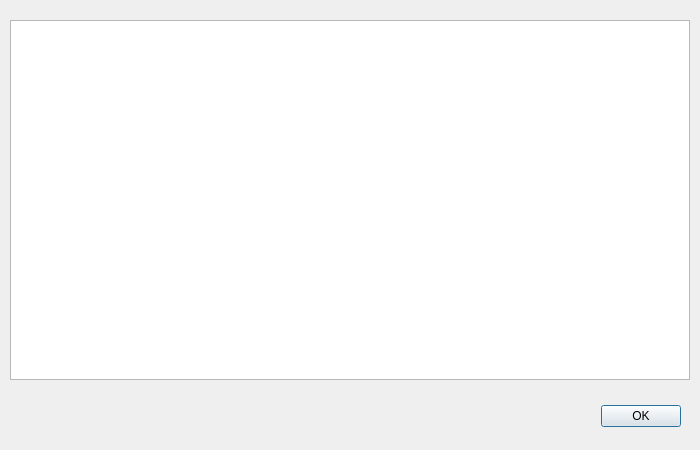
This is reportdialog.ui in mmiller142/CS1C-Group-Project as Qt 5 draws it before an edit. The edited form follows.
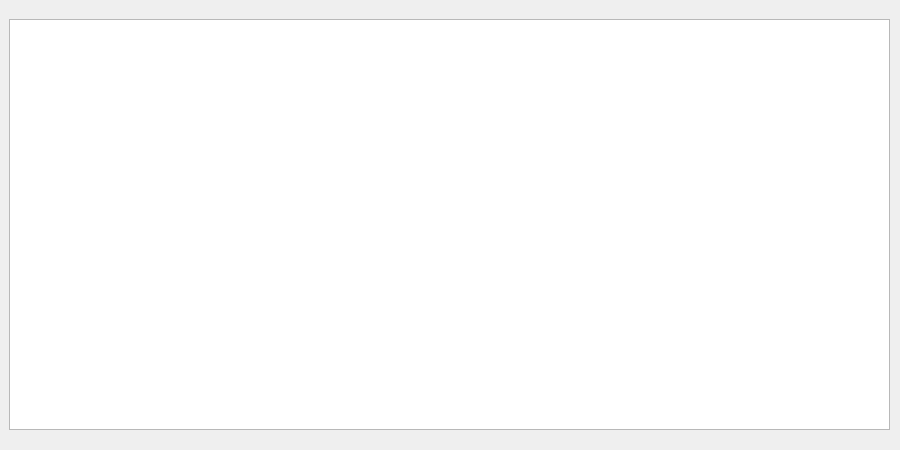
This is the edited form.

```diff
--- a/reportdialog.ui
+++ b/reportdialog.ui
@@ -6,85 +6,54 @@
    <rect>
     <x>0</x>
     <y>0</y>
-    <width>700</width>
+    <width>900</width>
     <height>450</height>
    </rect>
   </property>
   <property name="sizePolicy">
-   <sizepolicy hsizetype="Preferred" vsizetype="Preferred">
+   <sizepolicy hsizetype="Fixed" vsizetype="Fixed">
     <horstretch>1</horstretch>
     <verstretch>1</verstretch>
    </sizepolicy>
   </property>
   <property name="minimumSize">
    <size>
-    <width>700</width>
+    <width>900</width>
+    <height>450</height>
+   </size>
+  </property>
+  <property name="maximumSize">
+   <size>
+    <width>900</width>
     <height>450</height>
    </size>
   </property>
   <property name="windowTitle">
    <string>Team C+++++ Shapes Report</string>
   </property>
-  <widget class="QDialogButtonBox" name="buttonBox">
+  <widget class="QWidget" name="verticalLayoutWidget">
    <property name="geometry">
     <rect>
-     <x>340</x>
-     <y>400</y>
-     <width>341</width>
-     <height>32</height>
+     <x>9</x>
+     <y>19</y>
+     <width>881</width>
+     <height>411</height>
     </rect>
    </property>
-   <property name="orientation">
-    <enum>Qt::Horizontal</enum>
-   </property>
-   <property name="standardButtons">
-    <set>QDialogButtonBox::Ok</set>
-   </property>
-  </widget>
-  <widget class="QTableWidget" name="tableWidget">
-   <property name="geometry">
-    <rect>
-     <x>10</x>
-     <y>20</y>
-     <width>680</width>
-     <height>360</height>
-    </rect>
-   </property>
-   <property name="sizePolicy">
-    <sizepolicy hsizetype="MinimumExpanding" vsizetype="MinimumExpanding">
-     <horstretch>1</horstretch>
-     <verstretch>1</verstretch>
-    </sizepolicy>
-   </property>
-   <property name="minimumSize">
-    <size>
-     <width>680</width>
-     <height>360</height>
-    </size>
-   </property>
-   <property name="lineWidth">
-    <number>2</number>
-   </property>
-   <property name="alternatingRowColors">
-    <bool>true</bool>
-   </property>
-   <attribute name="verticalHeaderVisible">
-    <bool>false</bool>
-   </attribute>
-  </widget>
-  <widget class="QWidget" name="gridLayoutWidget">
-   <property name="geometry">
-    <rect>
-     <x>10</x>
-     <y>10</y>
-     <width>681</width>
-     <height>431</height>
-    </rect>
-   </property>
-   <layout class="QGridLayout" name="gridLayout">
-    <property name="sizeConstraint">
-     <enum>QLayout::SetMaximumSize</enum>
-    </property>
+   <layout class="QVBoxLayout" name="verticalLayout" stretch="1">
+    <item>
+     <widget class="QTableWidget" name="tableWidget">
+      <property name="alternatingRowColors">
+       <bool>true</bool>
+      </property>
+      <attribute name="verticalHeaderVisible">
+       <bool>false</bool>
+      </attribute>
+      <attribute name="verticalHeaderHighlightSections">
+       <bool>false</bool>
+      </attribute>
+     </widget>
+    </item>
    </layout>
   </widget>
  </widget>
```
Left out of the diff: 35 changed lines with no effect on the pictures.
